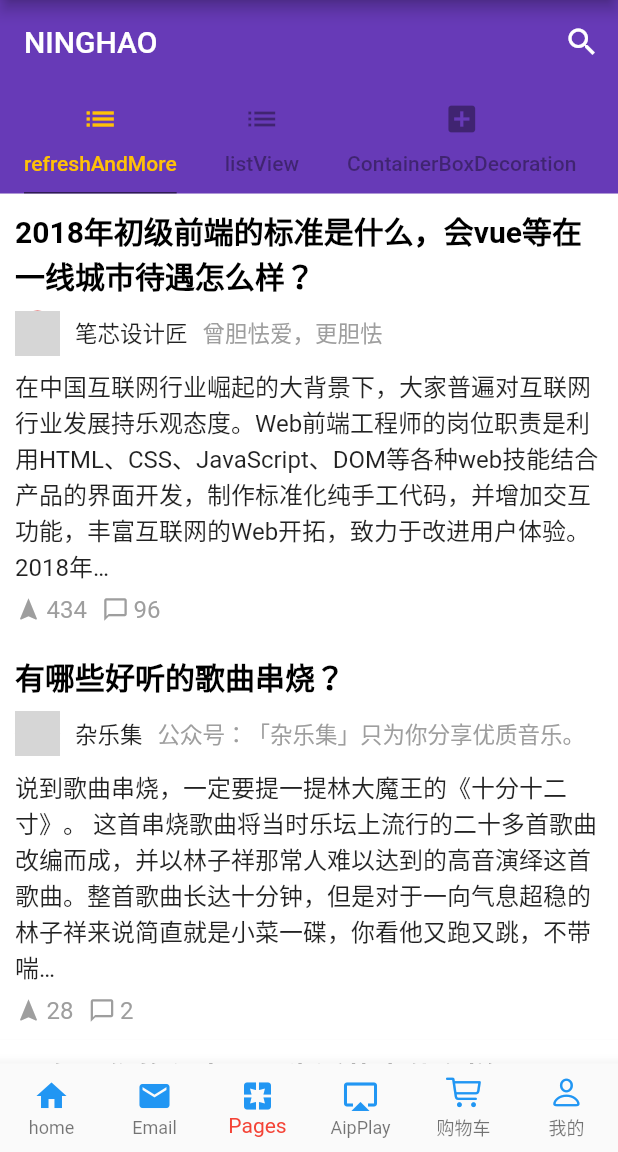
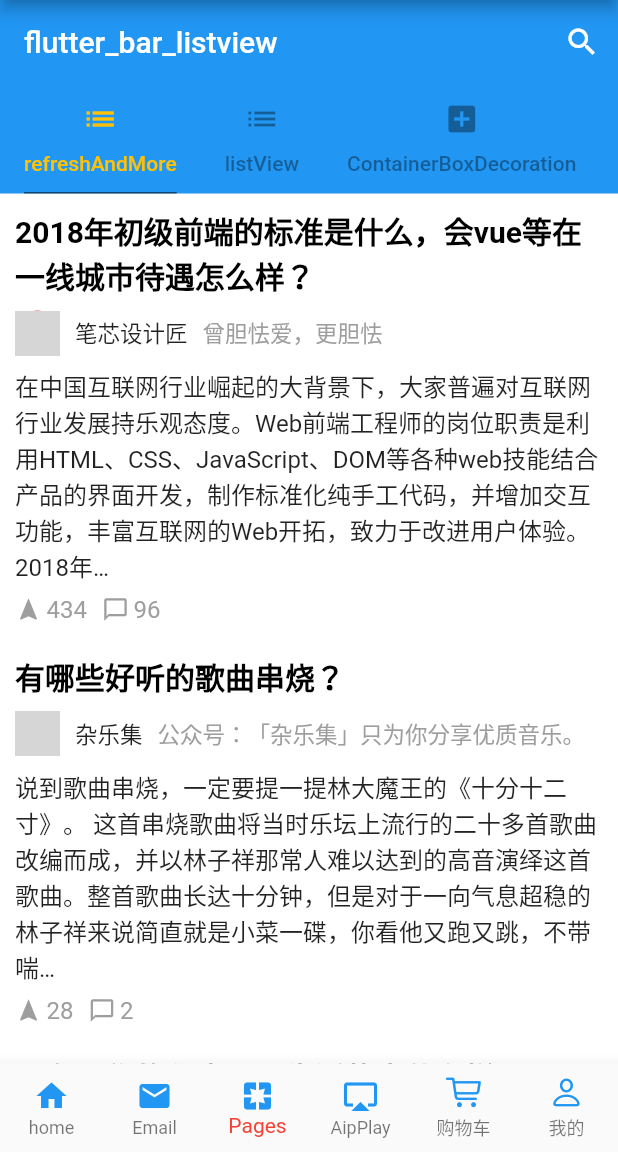
Before and after one commit to 1136346879/flutter-, a Flutter app: the screen it shows after launch, item 3 of the bottom bar chosen, on a phone screen of 412 x 824 dp, the part 84-1236 px from its top. Run offline on Flutter 3.47's test engine with Material 2 defaults, Android fonts, the phone set to English and light mode, and no system bars; our stand-ins replace cached_network_image, carousel_slider, dio, fluttertoast, rxdart, share; missing offline and left inert: flutter_webview_plugin; network calls fail; grey boxes are pictures that could not be loaded.

Commit message:
gif资源文件添加，代码优化

```diff
--- a/flutter_app/lib/fivepage/pages_screen.dart
+++ b/flutter_app/lib/fivepage/pages_screen.dart
@@ -42,12 +42,12 @@ class imagePageState extends State<pages_screen>{
   @override
   Widget build(BuildContext context) {
     return DefaultTabController(
-      length: 4,
+      length: 5,
       child: Scaffold(
-        backgroundColor: Colors.grey[100],
+        backgroundColor: Colors.grey[10],
         appBar: AppBar(
-          backgroundColor: Colors.deepPurple,
-          title: Text('NINGHAO'),
+          backgroundColor: Colors.blue,
+          title: Text('flutter_bar_listview'),
           actions: <Widget>[
             IconButton(
               icon: Icon(Icons.search),
--- a/flutter_app/lib/me/me_page.dart
+++ b/flutter_app/lib/me/me_page.dart
@@ -98,7 +98,8 @@ class MePage extends StatelessWidget {
             icon: Icons.person,
             onPressed: () {
               AppNavigator.pushWeb(
-                  context, 'https://github.com/Meandni', 'Github');
+                 context, 'https://github.com/1136346879/flutter-', 'Github');
+                  // context, 'https://github.com/Meandni', 'Github');
                     // context, 'http://t.pae.baidu.com/s?s=bai-los3tl', 'Github');
             },
           ),
--- a/flutter_app/lib/model/post.dart
+++ b/flutter_app/lib/model/post.dart
@@ -19,19 +19,23 @@ final List<Post> posts = [
     title: 'Candy Shop',
     author: 'Mohamed Chahin',
     description: 'Esse ut nulla velit reprehenderit veniam sint nostrud nulla exercitation ipsum. Officia deserunt aliquip aliquip excepteur eiusmod dolor. Elit amet ipsum labore sint occaecat dolore tempor officia irure voluptate ad. Veniam laboris deserunt aute excepteur sit deserunt dolor esse dolor velit sint nulla anim ut. Reprehenderit voluptate adipisicing culpa magna ea nulla ullamco consectetur. Cupidatat adipisicing consequat adipisicing sit consectetur dolor occaecat.',
-    imageUrl: 'https://resources.ninghao.org/images/candy-shop.jpg',
+   // imageUrl: 'https://resources.ninghao.org/images/candy-shop.jpg',
+        imageUrl: 'http://www.pptbz.com/pptpic/UploadFiles_6909/201203/2012031220134655.jpg',
+
   ),
   Post(
     title: 'Childhood in a picture',
     author: 'Mohamed Chahin',
     description: 'Esse ut nulla velit reprehenderit veniam sint nostrud nulla exercitation ipsum. Officia deserunt aliquip aliquip excepteur eiusmod dolor. Elit amet ipsum labore sint occaecat dolore tempor officia irure voluptate ad. Veniam laboris deserunt aute excepteur sit deserunt dolor esse dolor velit sint nulla anim ut. Reprehenderit voluptate adipisicing culpa magna ea nulla ullamco consectetur. Cupidatat adipisicing consequat adipisicing sit consectetur dolor occaecat.',
-    imageUrl: 'https://resources.ninghao.org/images/childhood-in-a-picture.jpg',
+    // imageUrl: 'https://resources.ninghao.org/images/childhood-in-a-picture.jpg',
+       imageUrl: 'http://pic.qingting.fm/2018/0421/20180421072635816190.jpg%21800',
   ),
   Post(
     title: 'Contained',
     author: 'Mohamed Chahin',
     description: 'Esse ut nulla velit reprehenderit veniam sint nostrud nulla exercitation ipsum. Officia deserunt aliquip aliquip excepteur eiusmod dolor. Elit amet ipsum labore sint occaecat dolore tempor officia irure voluptate ad. Veniam laboris deserunt aute excepteur sit deserunt dolor esse dolor velit sint nulla anim ut. Reprehenderit voluptate adipisicing culpa magna ea nulla ullamco consectetur. Cupidatat adipisicing consequat adipisicing sit consectetur dolor occaecat.',
-    imageUrl: 'https://resources.ninghao.org/images/contained.jpg',
+    // imageUrl: 'https://resources.ninghao.org/images/contained.jpg',
+       imageUrl: 'http://pic22.nipic.com/20120714/9622064_105642209176_2.jpg',
   ),
   Post(
     title: 'Dragon',
```
Also changed, not shown: gifStorage/Bottomtabbar.gif (added), gifStorage/TOpBar_listview_refresh_loadmore.gif (added), gifStorage/listview+gridView.gif (added), 1 other file.
